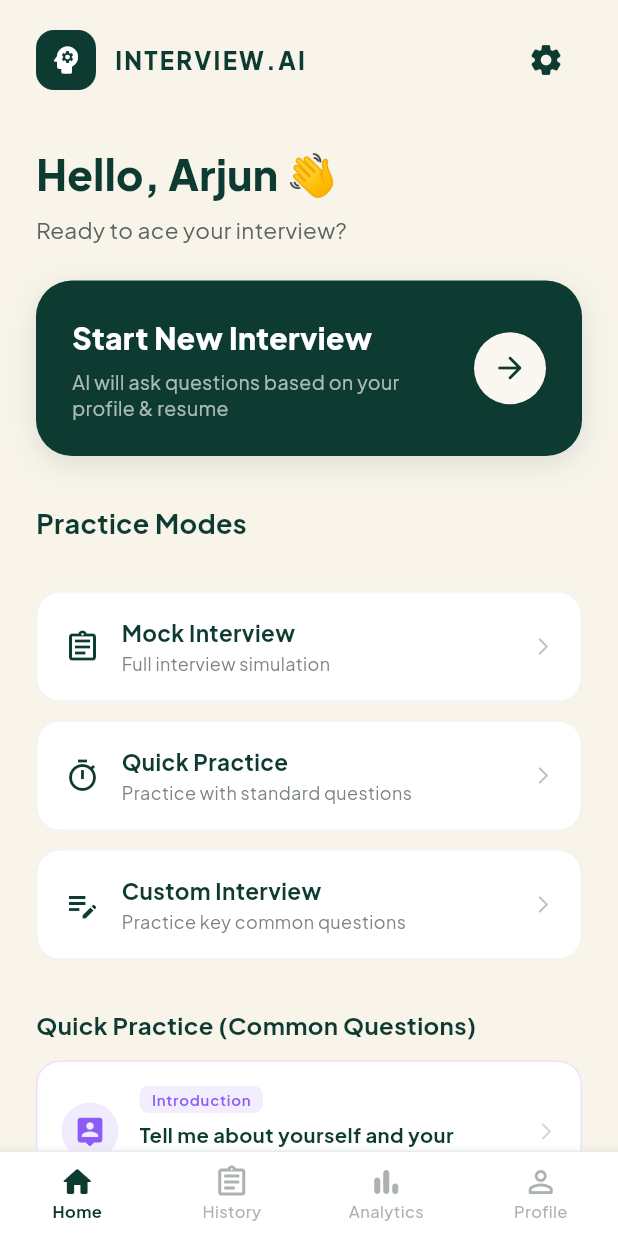
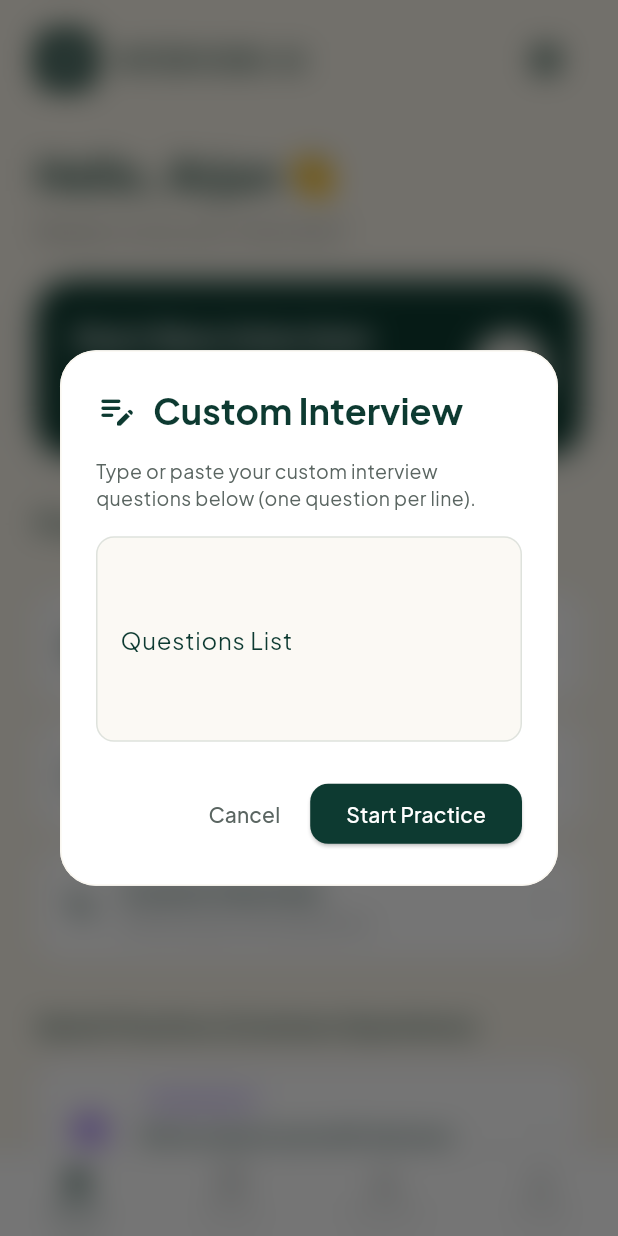
Before and after one commit to MeetChhugani/ai-interview-analyzer, a Flutter app: the HomeScreen screen opened by its route, after a tap on "Custom Interview", on a phone screen of 412 x 824 dp. Run offline on Flutter 3.47's test engine with Material 3 defaults, Android fonts, the phone set to English and light mode, and no system bars; our stand-ins replace camera, fl_chart, flutter_tts, google_fonts; missing offline and left inert: record.

Commit message:
feat: implement interactive custom interview dialog for practicing custom questions

```diff
--- a/frontend/lib/screens/home_screen.dart
+++ b/frontend/lib/screens/home_screen.dart
@@ -378,6 +378,139 @@ class _HomeScreenState extends State<HomeScreen> with SingleTickerProviderStateM
     }
   }
 
+  void _showCustomQuestionsDialog() {
+    final textController = TextEditingController();
+    showDialog(
+      context: context,
+      builder: (context) {
+        return BackdropFilter(
+          filter: ImageFilter.blur(sigmaX: 10, sigmaY: 10),
+          child: AlertDialog(
+            backgroundColor: Colors.white,
+            shape: RoundedRectangleBorder(
+              borderRadius: BorderRadius.circular(24),
+              side: const BorderSide(color: Color(0xFFFAF7F0), width: 1),
+            ),
+            title: const Row(
+              children: [
+                Icon(Icons.edit_note_rounded, color: Color(0xFF0D3A31), size: 28),
+                SizedBox(width: 10),
+                Text(
+                  'Custom Interview',
+                  style: TextStyle(color: Color(0xFF0D3A31), fontWeight: FontWeight.bold),
+                ),
+              ],
+            ),
+            content: Column(
+              mainAxisSize: MainAxisSize.min,
+              crossAxisAlignment: CrossAxisAlignment.start,
+              children: [
+                const Text(
+                  'Type or paste your custom interview questions below (one question per line).',
+                  style: TextStyle(color: Color(0xFF5A6561), fontSize: 13, height: 1.4),
+                ),
+                const SizedBox(height: 16),
+                TextField(
+                  controller: textController,
+                  maxLines: 5,
+                  style: const TextStyle(color: Color(0xFF0D3A31), fontSize: 14),
+                  decoration: InputDecoration(
+                    labelText: 'Questions List',
+                    labelStyle: const TextStyle(color: Color(0xFF0D3A31)),
+                    hintText: 'e.g.\nWhat is your experience with Flutter?\nTell me about a challenging bug you resolved.',
+                    hintStyle: TextStyle(color: const Color(0xFF0D3A31).withOpacity(0.3)),
+                    enabledBorder: OutlineInputBorder(
+                      borderRadius: BorderRadius.circular(12),
+                      borderSide: BorderSide(color: const Color(0xFF0D3A31).withOpacity(0.12)),
+                    ),
+                    focusedBorder: OutlineInputBorder(
+                      borderRadius: BorderRadius.circular(12),
+                      borderSide: const BorderSide(color: Color(0xFF0D3A31)),
+                    ),
+                    filled: true,
+                    fillColor: const Color(0xFFF8F4EA).withOpacity(0.5),
+                  ),
+                ),
+              ],
+            ),
+            actions: [
+              TextButton(
+                onPressed: () => Navigator.pop(context),
+                child: const Text('Cancel', style: TextStyle(color: Color(0xFF5A6561))),
+              ),
+              ElevatedButton(
+                style: ElevatedButton.styleFrom(
+                  backgroundColor: const Color(0xFF0D3A31),
+                  shape: RoundedRectangleBorder(borderRadius: BorderRadius.circular(12)),
+                ),
+                onPressed: () {
+                  final text = textController.text.trim();
+                  if (text.isNotEmpty) {
+                    final questions = text
+                        .split('\n')
+                        .map((q) => q.trim())
+                        .where((q) => q.isNotEmpty)
+                        .toList();
+                    if (questions.isNotEmpty) {
+                      Navigator.pop(context);
+                      _startCustomQuestionsSession(questions);
+                    }
+                  }
+                },
+                child: const Text('Start Practice', style: TextStyle(color: Colors.white)),
+              ),
+            ],
+          ),
+        );
+      },
+    );
+  }
+
+  Future<void> _startCustomQuestionsSession(List<String> questions) async {
+    setState(() {
+      _isLoading = true;
+    });
+
+    try {
+      final user = await AuthStore.getAuthUser();
+      final userId = user?['id'];
+
+      final sessionData = await _apiService.createSession(
+        'Custom Practice',
+        customQuestions: questions,
+        userId: userId,
+      );
+      final sessionId = sessionData['session_id'];
+
+      if (mounted) {
+        Navigator.pushNamed(
+          context,
+          '/interview',
+          arguments: {
+            'sessionId': sessionId,
+            'category': 'Custom Practice',
+            'questions': List<String>.from(sessionData['questions'] ?? []),
+          },
+        ).then((_) => _loadProfileAndHistory());
+      }
+    } catch (e) {
+      if (mounted) {
+        ScaffoldMessenger.of(context).showSnackBar(
+          SnackBar(
+            content: Text('Error initializing session: $e'),
+            backgroundColor: Theme.of(context).colorScheme.error,
+          ),
+        );
+      }
+    } finally {
+      if (mounted) {
+        setState(() {
+          _isLoading = false;
+        });
+      }
+    }
+  }
+
   void _showSettingsDialog() {
     final textController = TextEditingController(text: ApiService.serverIp);
     showDialog(
@@ -673,9 +806,9 @@ class _HomeScreenState extends State<HomeScreen> with SingleTickerProviderStateM
               const SizedBox(height: 12),
               _buildPracticeModeCard(
                 title: 'Custom Interview',
-                subtitle: 'Practice key common questions',
+                subtitle: 'Practice your own questions',
                 icon: Icons.edit_note_outlined,
-                onTap: () {}, // Handled by expanded list below
+                onTap: _showCustomQuestionsDialog,
               ),
               const SizedBox(height: 32),
 
```
